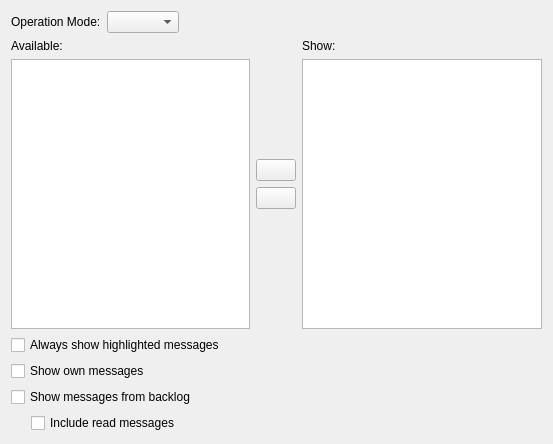
quassel/quassel, file src/qtui/settingspages/chatmonitorsettingspage.ui: the form before one commit.
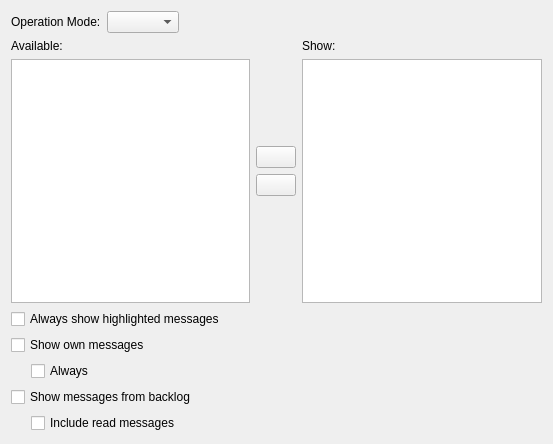
The form after the commit. Icons and pictures are not drawn. Custom widgets are drawn as their Qt base class.

Commit message: Chat Monitor: Add option to always include own messages

Diff of the .ui file:
```diff
--- a/src/qtui/settingspages/chatmonitorsettingspage.ui
+++ b/src/qtui/settingspages/chatmonitorsettingspage.ui
@@ -158,6 +158,36 @@
      </property>
     </widget>
    </item>
+   <item>
+    <layout class="QHBoxLayout" name="horizontalLayout_4">
+     <item>
+      <spacer name="horizontalSpacer_3">
+       <property name="orientation">
+        <enum>Qt::Horizontal</enum>
+       </property>
+       <property name="sizeType">
+        <enum>QSizePolicy::Fixed</enum>
+       </property>
+       <property name="sizeHint" stdset="0">
+        <size>
+         <width>20</width>
+         <height>16</height>
+        </size>
+       </property>
+      </spacer>
+     </item>
+     <item>
+      <widget class="QCheckBox" name="alwaysOwn">
+       <property name="toolTip">
+        <string>Show own messages in chatmonitor even if the originating buffer is ignored</string>
+       </property>
+       <property name="text">
+        <string>Always</string>
+       </property>
+      </widget>
+     </item>
+    </layout>
+   </item>
    <item>
     <widget class="QCheckBox" name="showBacklog">
      <property name="toolTip">
```
Left out of the diff: 7 changed lines with no effect on the pictures. The commit also changes 3 other files.
